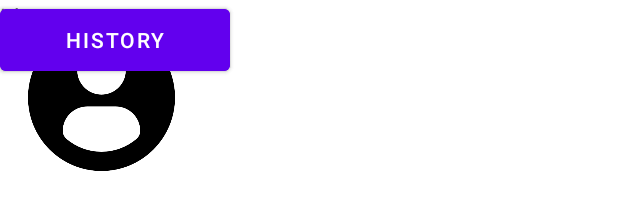
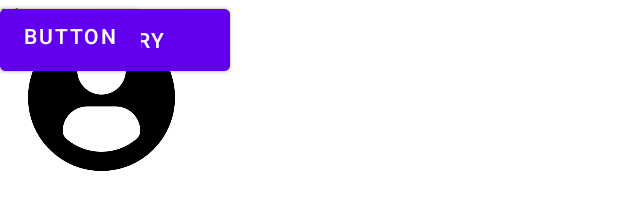
Before and after one commit to SherkhanAmandyk/mobileprogram, an Android app: the layout profile.xml on its own in the app's theme, with its tools: preview values and no code run, on a phone screen of 412 x 824 dp. Shown: the top 198 px of the screen. Run offline under Robolectric (Android 15) with nearby library versions, the phone set to English and light mode, and no system bars.

Commit message:
Changed Profile

```diff
--- a/app/src/main/res/layout/profile.xml
+++ b/app/src/main/res/layout/profile.xml
@@ -76,4 +76,12 @@
         tools:layout_editor_absoluteX="129dp"
         tools:layout_editor_absoluteY="294dp" />
 
+    <Button
+        android:id="@+id/button4"
+        android:layout_width="wrap_content"
+        android:layout_height="wrap_content"
+        android:text="Button"
+        tools:layout_editor_absoluteX="151dp"
+        tools:layout_editor_absoluteY="409dp" />
+
 </androidx.constraintlayout.widget.ConstraintLayout>
```
